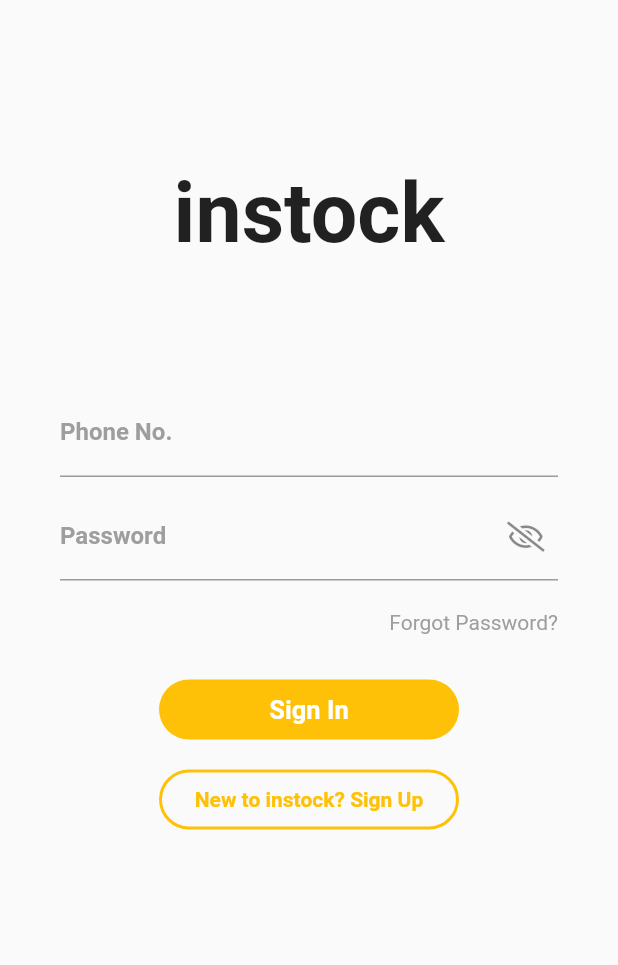
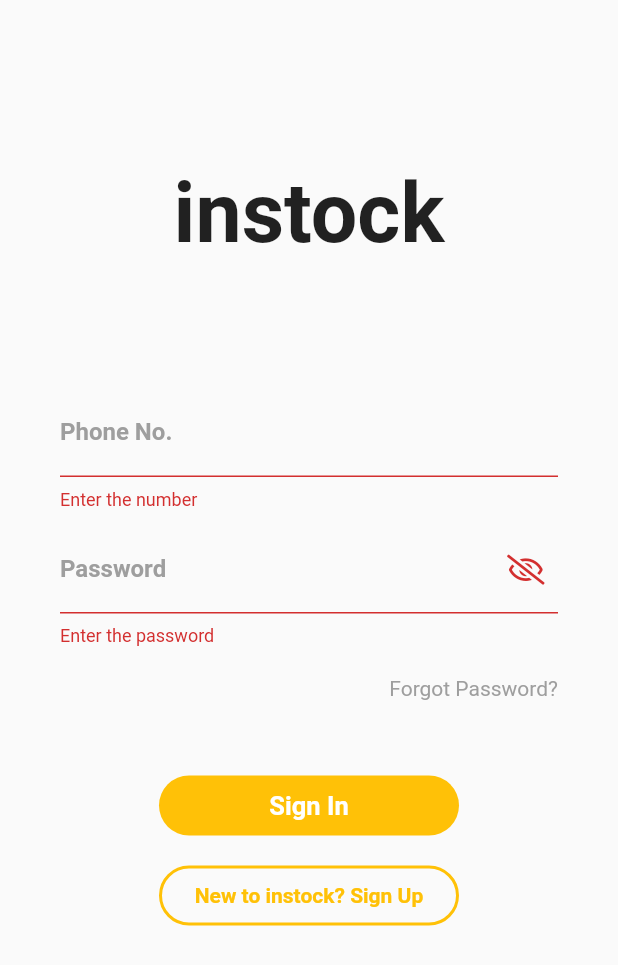
Before and after one commit to JobinBiju/Authentication_Screen_Flutter, a Flutter app: the screen it shows after launch, after a tap on "Sign In", on a phone screen of 412 x 824 dp. Shown: the top 965 px of the screen. Run offline on Flutter 3.47's test engine with Material 2 defaults, Android fonts, the phone set to English and light mode, and no system bars; our stand-ins replace font_awesome_flutter; Roboto replaces fonts that are missing (Montserrat).

Commit message:
Password Validation added

```diff
--- a/lib/main.dart
+++ b/lib/main.dart
@@ -10,7 +10,7 @@
   Widget build(BuildContext context) {
     return MaterialApp(
       debugShowCheckedModeBanner: false,
-      title: 'Flutter Demo',
+      title: 'instock authentication',
       theme: ThemeData(
         primarySwatch: Colors.amber,
         visualDensity: VisualDensity.adaptivePlatformDensity,
--- a/lib/screens/login.dart
+++ b/lib/screens/login.dart
@@ -1,4 +1,5 @@
 import 'package:authenticatio_instock/screens/register.dart';
+import 'package:authenticatio_instock/utilities/global.dart';
 import 'package:flutter/material.dart';
 import 'package:font_awesome_flutter/font_awesome_flutter.dart';
 import '';
@@ -10,10 +11,15 @@
 
 class _LoginScreenState extends State<LoginScreen> {
   bool showPassword = false;
+  final _formKey = GlobalKey<FormState>();
+  double phone; String password = '';
+
   @override
   Widget build(BuildContext context) {
     return Scaffold(
-      body: SingleChildScrollView(
+      body: Form(
+        key: _formKey,
+        child: SingleChildScrollView(
           child: Column(
             crossAxisAlignment: CrossAxisAlignment.center,
             children: [
@@ -31,7 +37,7 @@
                 padding: EdgeInsets.only(top: 35.0, left: 40.0, right: 40.0),
                 child: Column(
                   children: [
-                  TextField(
+                    TextFormField(
                       decoration: InputDecoration(
                         labelText: 'Phone No.',
                         labelStyle: TextStyle(
@@ -39,11 +45,17 @@
                           color: Colors.grey,
                         ),
                       ),
+                      validator: (value) {
+                        if (value.isEmpty) {
+                          return 'Enter the number';
+                        }
+                        return null;
+                      },
                     ),
                     SizedBox(
                       height: 10,
                     ),
-                  TextField(
+                    TextFormField(
                       decoration: InputDecoration(
                         labelText: 'Password',
                         labelStyle: TextStyle(
@@ -63,6 +75,14 @@
                           ),
                       ),
                       obscureText: !showPassword,
+                      validator: (input) {
+                        if (input.isEmpty) {
+                          return 'Enter the password';
+                        }
+                        passwordValidator(input);
+                        return null;
+                      },
+                      onSaved: (input) => password = input,
                     ),
                     SizedBox(
                       height: 5.0,
@@ -71,6 +91,7 @@
                       alignment: Alignment.topRight,
                       padding: EdgeInsets.only(top: 15.0, left: 20.0),
                       child: InkWell(
+                        onTap: () {},
                         child: Text(
                           'Forgot Password?',
                           style: TextStyle(
@@ -81,7 +102,7 @@
                       ),
                     ),
                     SizedBox(
-                    height: 30.0,
+                      height: 50.0,
                     ),
                     Container(
                       height: 40.0,
@@ -91,7 +112,15 @@
                         color: Colors.amber,
                         elevation: 0,
                         child: GestureDetector(
-                        onTap: () {},
+                          onTap: () async {
+                            if (_formKey.currentState.validate()) {
+                              if (await checkConnection()) {
+                                Scaffold.of(context).showSnackBar(SnackBar(
+                                  content: Text('Logging In! Just a moment'),
+                                ));
+                              }
+                           }
+                          },
                           child: Center(
                             child: Text(
                               'Sign In',
@@ -142,6 +171,26 @@
             ],
           ),
         ),
+      ),
     );
   }
+
+  String passwordValidator(String input) {
+    if (input.isEmpty) {
+      return 'Enter a password to continue';
+    } else {
+      //Checks for 8 characters
+      //Checks for at least one number / alphabet
+      RegExp regex = RegExp(r"^(?=.*[A-Za-z])(?=.*\d)[A-Za-z\d]{8,}$");
+      if (!regex.hasMatch(input)) {
+        if (input.length < 8) {
+          return 'The password should be at least 8 characters';
+        } else {
+          return 'The password should have at least one number or alphabet';
         }
+      }
+    }
+    return null;
+  }
+
+}
```
Also changed, not shown: lib/utilities/global.dart (added, +12 -0 lines), pubspec.yaml (+2 -12 lines), 1 other file. Lines whose indentation alone changed are shown as unchanged.
